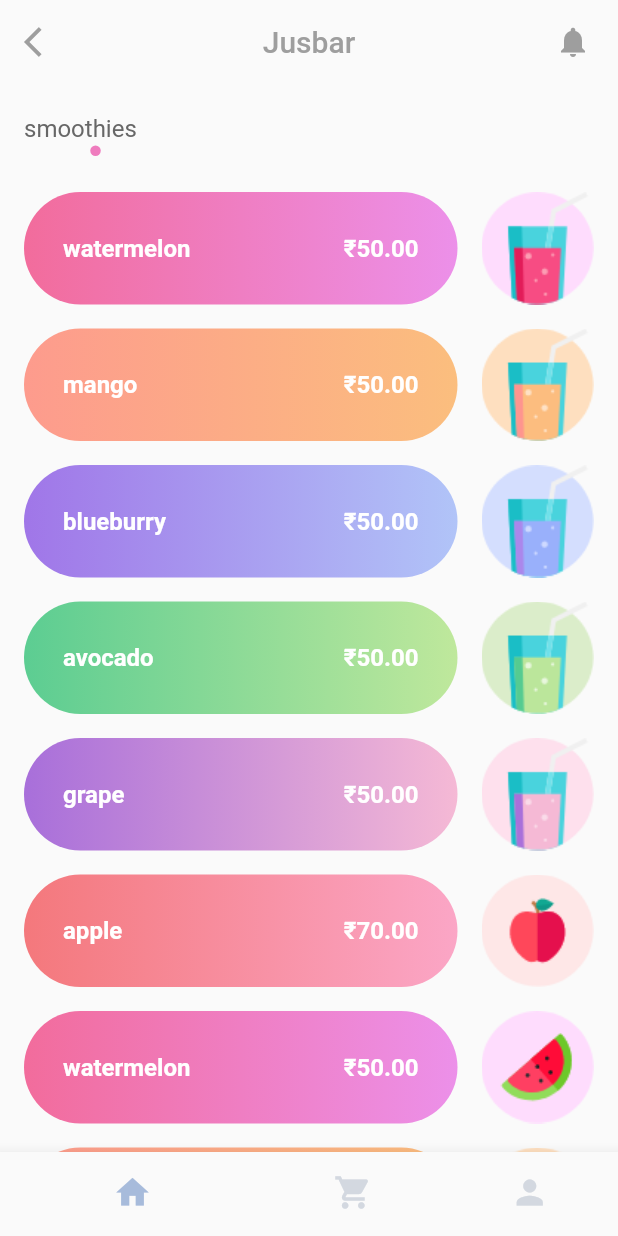
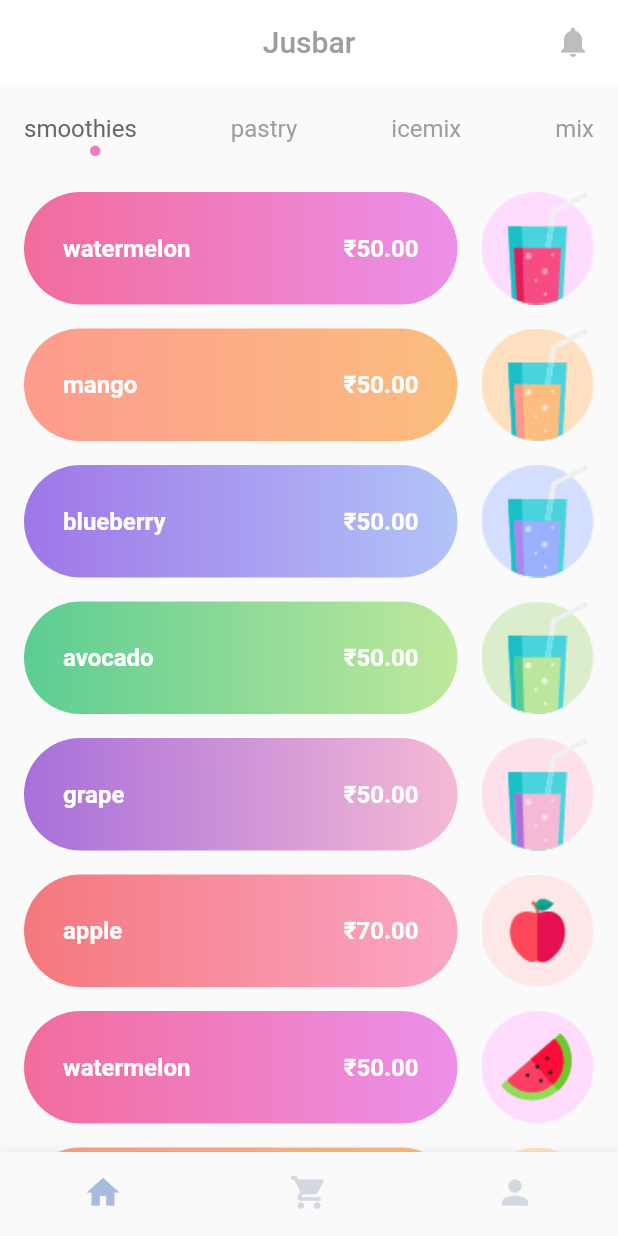
Before and after one commit to irisktaker/restaurant_app, a Flutter app: the screen it shows after launch, on a phone screen of 412 x 824 dp. Run offline on Flutter 3.47's test engine with Material 2 defaults, Android fonts, the phone set to English and light mode, and no system bars; Roboto replaces fonts that are missing (cocogoose).

Commit message:
restaurant_app

```diff
--- a/lib/main.dart
+++ b/lib/main.dart
@@ -3,6 +3,7 @@ import 'package:flutter/services.dart';
 import 'package:restaurant/screens/splash_screens/splash_screen.dart';
 
 import 'screens/home_screen.dart';
+import 'screens/item_card.dart';
 
 void main() {
   SystemChrome.setSystemUIOverlayStyle(
@@ -24,6 +25,7 @@ class MyApp extends StatelessWidget {
         primarySwatch: Colors.blue,
       ),
       // home: const SplashScreen(),
+      // home: ItemCard(),
       home: HomeScreen(),
     );
   }
--- a/lib/screens/home_screen.dart
+++ b/lib/screens/home_screen.dart
@@ -1,6 +1,7 @@
 import 'package:flutter/material.dart';
 import 'package:restaurant/screens/home_screen_data/home_screen_data.dart';
 
+import 'home_screen_data/bottom_nav_bar.dart';
 import 'home_screen_data/selected_index_screen.dart';
 
 HomeBarItems homeBarItems = HomeBarItems();
@@ -37,92 +38,10 @@ class _HomeScreenState extends State<HomeScreen> {
   @override
   Widget build(BuildContext context) {
     return Scaffold(
-      appBar: AppBar(
-        backgroundColor: Colors.transparent,
-        elevation: 0,
-        automaticallyImplyLeading: false,
-        leading: IconButton(
-          onPressed: () => Navigator.pop(context),
-          icon: const Icon(
-            Icons.arrow_back_ios,
-            color: Colors.grey,
-          ),
-        ),
-        centerTitle: true,
-        title: const Text(
-          'Jusbar',
-          style: TextStyle(color: Colors.grey, fontFamily: 'Roboto'),
-        ),
-        actions: [
-          IconButton(
-            onPressed: () {},
-            icon: const Icon(
-              Icons.notifications,
-              color: Colors.grey,
-            ),
-          ),
-          const SizedBox(width: 6),
-        ],
-      ),
-      body: Padding(
-        padding: const EdgeInsets.only(left: 16, right: 16, top: 20),
-        child: SingleChildScrollView(
-          child: Column(
-            children: [
-              topTabTitles(),
-              const SizedBox(height: 24),
-              selectedIndexScreen(),
-            ],
-          ),
-        ),
-      ),
-      bottomNavigationBar: BottomNavigationBar(
-        items: const [
-          BottomNavigationBarItem(icon: Icon(Icons.home), label: 'Home'),
-          BottomNavigationBarItem(
-              icon: Icon(Icons.shopping_cart), label: 'Cart'),
-          BottomNavigationBarItem(icon: Icon(Icons.person), label: 'Profile'),
-        ],
-        type: BottomNavigationBarType.shifting,
-        showSelectedLabels: false,
-        showUnselectedLabels: false,
+      body: selectedIndexScreen(),
+      bottomNavigationBar: bottomNavBar(
         onTap: (index) => setState(() => selectedIndex = index),
-        currentIndex: selectedIndex,
-        iconSize: 26,
-        selectedItemColor: const Color(0xFFA7BBDB),
-        unselectedItemColor: const Color(0xFFD3D8E0),
       ),
     );
   }
-
-  Row topTabTitles() {
-    return Row(
-      children: [
-        Column(
-          crossAxisAlignment: CrossAxisAlignment.end,
-          children: [
-            InkWell(
-              onTap: () {},
-              child: const Text(
-                'smoothies',
-                style: TextStyle(
-                  color: Color(0xFF676767),
-                  fontFamily: 'cocogoose',
-                  fontSize: 16,
-                ),
-              ),
-            ),
-            const SizedBox(height: 2),
-            const Padding(
-              padding: EdgeInsets.only(right: 24.0),
-              child: CircleAvatar(
-                backgroundColor: Color(0xFFEF7CBE),
-                radius: 3.5,
-              ),
-            )
-          ],
-        )
-      ],
-    );
-  }
 }
--- /dev/null
+++ b/lib/screens/home_screen_data/bottom_nav_bar.dart
@@ -0,0 +1,22 @@
+import 'package:flutter/material.dart';
+
+import 'selected_index_screen.dart';
+
+BottomNavigationBar bottomNavBar({required void Function(int)? onTap,}) {
+    return BottomNavigationBar(
+      items: const [
+        BottomNavigationBarItem(icon: Icon(Icons.home), label: 'Home'),
+        BottomNavigationBarItem(
+            icon: Icon(Icons.shopping_cart), label: 'Cart'),
+        BottomNavigationBarItem(icon: Icon(Icons.person), label: 'Profile'),
+      ],
+      // type: BottomNavigationBarType.shifting,
+      showSelectedLabels: false,
+      showUnselectedLabels: false,
+      onTap: onTap,
+      currentIndex: selectedIndex,
+      iconSize: 26,
+      selectedItemColor: const Color(0xFFA7BBDB),
+      unselectedItemColor: const Color(0xFFD3D8E0),
+    );
+  }
--- a/lib/screens/home_screen_data/selected_index_screen.dart
+++ b/lib/screens/home_screen_data/selected_index_screen.dart
@@ -3,9 +3,84 @@ import 'package:flutter/material.dart';
 import '../home_screen.dart';
 
 int selectedIndex = 0;
-Widget selectedIndexScreen() {
+selectedIndexScreen() {
   if (selectedIndex == 0) {
-    return ListView.builder(
+    return HomePage();
+  } else if (selectedIndex == 1) {
+    return MyCart();
+  } else {
+    return Container(
+      color: Colors.green.shade200,
+    );
+  }
+}
+
+/// AppBar General
+///
+AppBar appBar(
+  BuildContext context, {
+  required String title,
+  Widget? leading,
+  IconData? iconLabel = Icons.notifications,
+}) {
+  return AppBar(
+    backgroundColor: Colors.white,
+    elevation: 0,
+    automaticallyImplyLeading: false,
+    leading: leading,
+    centerTitle: true,
+    title: Text(
+      title,
+      style: const TextStyle(color: Colors.grey, fontFamily: 'Roboto'),
+    ),
+    actions: [
+      IconButton(
+        onPressed: () {},
+        icon: Icon(
+          iconLabel,
+          color: Colors.grey.shade400,
+        ),
+      ),
+      const SizedBox(width: 6),
+    ],
+  );
+}
+
+/// ############################################
+
+/// Home Page
+///
+class HomePage extends StatelessWidget {
+  @override
+  Widget build(BuildContext context) {
+    return Scaffold(
+      appBar: appBar(context, title: 'Jusbar'),
+      body: SingleChildScrollView(
+        child: Padding(
+          padding: const EdgeInsets.only(top: 20, right: 16, left: 16),
+          child: Column(
+            children: [
+              Row(
+                mainAxisAlignment: MainAxisAlignment.spaceBetween,
+                textBaseline: TextBaseline.alphabetic,
+                children: [
+                  topTabTitles(title: 'smoothies'),
+                  topTabTitles(title: 'pastry', color: Colors.grey),
+                  topTabTitles(title: 'icemix', color: Colors.grey),
+                  topTabTitles(title: 'mix', color: Colors.grey),
+                ],
+              ),
+              const SizedBox(height: 2),
+              Container(
+                alignment: Alignment.topLeft,
+                padding: const EdgeInsets.only(left: 44.0),
+                child: const CircleAvatar(
+                  backgroundColor: Color(0xFFEF7CBE),
+                  radius: 3.5,
+                ),
+              ),
+              const SizedBox(height: 24),
+              ListView.builder(
                 shrinkWrap: true,
                 itemCount: homeBarItems.smoothiesList.length,
                 itemBuilder: (context, index) => buildProductsList(
@@ -13,35 +88,33 @@ Widget selectedIndexScreen() {
                   productPrice: homeBarItems.smoothiesList[index].productPrice,
                   bgColors: homeBarItems.smoothiesList[index].bgColors,
                   productImage: homeBarItems.smoothiesList[index].productImage,
+                  onTap: homeBarItems.smoothiesList[index].onTap,
+                ),
+              ),
+            ],
+          ),
+        ),
       ),
     );
-  } else if (selectedIndex == 1) {
-    return Container(
-      width: 300,
-      height: 300,
-      color: Colors.yellow.shade200,
-    );
-  } else {
-    return Container(
-      color: Colors.green.shade200,
-    );
-  }
   }
 
-Widget buildProductsList({
-  required String? productName,
-  required String? productPrice,
+  /// Home Page
+  ///
+  Column buildProductsList({
+    String? productName,
+    String? productPrice,
     required List<Color> bgColors,
-  required String? productImage,
+    String? productImage,
+    void Function()? onTap,
   }) {
-  return InkWell(
-    onTap: () => print('tapped'),
-    child: Column(
+    return Column(
       children: [
         Row(
           mainAxisAlignment: MainAxisAlignment.spaceBetween,
           children: [
             Expanded(
+              child: InkWell(
+                onTap: onTap,
                 child: Container(
                   height: 75,
                   decoration: BoxDecoration(
@@ -77,6 +150,7 @@ Widget buildProductsList({
                   ),
                 ),
               ),
+            ),
             const SizedBox(width: 16),
             SizedBox(
               width: 75,
@@ -89,6 +163,53 @@ Widget buildProductsList({
         ),
         const SizedBox(height: 16),
       ],
+    );
+  }
+
+  /// Scroll Tap Titles
+  ///
+  Widget topTabTitles({
+    required String? title,
+    Color color = const Color(0xFF676767),
+  }) {
+    return Row(
+      children: [
+        InkWell(
+          onTap: () {},
+          child: Text(
+            title!,
+            style: TextStyle(
+              color: color,
+              fontFamily: 'cocogoose',
+              fontSize: 16,
+            ),
+          ),
+        )
+      ],
+    );
+  }
+}
+
+/// ############################################
+
+/// Cart Page
+///
+class MyCart extends StatelessWidget {
+  const MyCart({Key? key}) : super(key: key);
+
+  @override
+  Widget build(BuildContext context) {
+    return Scaffold(
+      backgroundColor: Colors.grey.shade300,
+      appBar: appBar(
+        context,
+        title: 'My Cart',
+        leading: IconButton(
+          onPressed: () => Navigator.pop(context),
+          icon: const Icon(Icons.arrow_back_outlined),
+          color: Colors.grey.shade400,
+        ),
       ),
     );
   }
+}
```
Also changed, not shown: lib/screens/home_screen_data/home_screen_data.dart (+21 -6 lines), lib/screens/item_card.dart (added, +62 -0 lines), pubspec.yaml (+10 -10 lines). Lines whose indentation alone changed are shown as unchanged.
